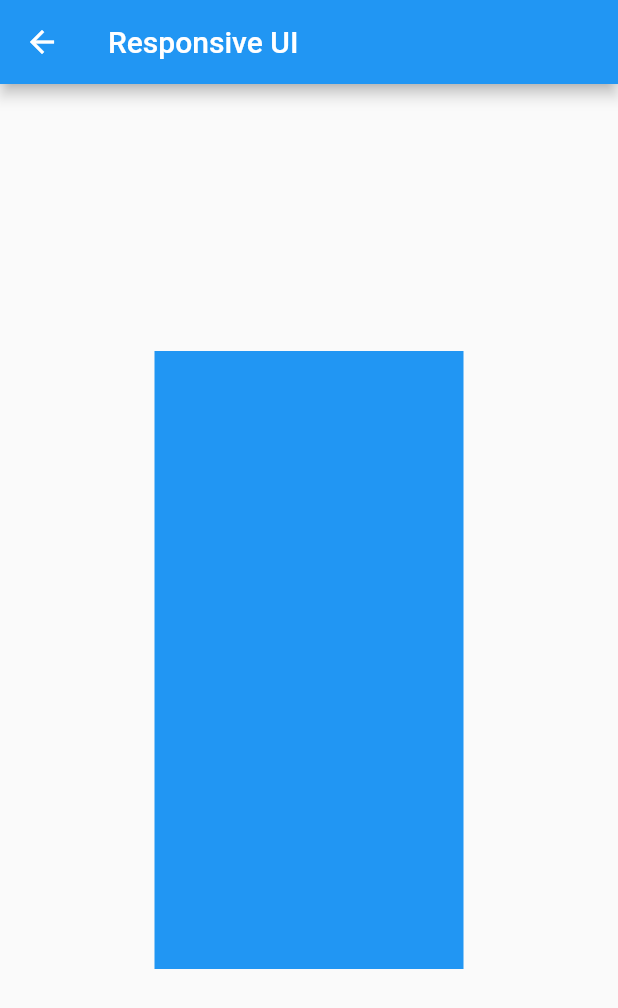
After one commit to SkycliffIT/flutterhealtyapp, a Flutter app: the Responsiveui screen opened by its route, on a phone screen of 412 x 824 dp. The commit adds this screen. Shown: the top 1008 px of the screen. Run offline on Flutter 3.47's test engine with Material 2 defaults, Android fonts, the phone set to English and light mode, and no system bars; network calls fail.

Commit message:
new design and mediaquery

```diff
--- a/lib/bmicalci.dart
+++ b/lib/bmicalci.dart
@@ -287,7 +287,8 @@ class _BmiCalculatorState extends State<BmiCalculator> {
               ),
             ),
           ],
-      )),
+        ),
+      ),
     );
   }
 }
--- /dev/null
+++ b/lib/responsiveui.dart
@@ -0,0 +1,64 @@
+import 'package:flutter/material.dart';
+import './utills/device_type.dart';
+import './utills/size_information.dart';
+
+class Responsiveui extends StatelessWidget {
+  // final Widget Function(BuildContext context, SizeInformation sizeInformation)
+  //     builder; //custom builer
+  // const Responsiveui({Key key, this.builder});
+
+  // @override
+  // Widget build(BuildContext context) {
+  //   var mediaquery = MediaQuery.of(context);
+  //   return LayoutBuilder(builder: (context, boxSizing) {
+  //     var sizeInfo = SizeInformation(
+  //       orientation: mediaquery.orientation,
+  //       deviceType: getDeviceType(mediaquery),
+  //       screenSize: mediaquery.size,
+  //       localWidgetSize: Size(boxSizing.maxWidth, boxSizing.maxHeight),
+  //     );
+  //     return builder(context, sizeInfo);
+  //   });
+  // }
+
+  @override
+  Widget build(BuildContext context) {
+    var mediaQuery = MediaQuery.of(context);
+    var deviceHeight = mediaQuery.size.height;
+    var deviceWidth = mediaQuery.size.width;
+    // var orientation = mediaQuery.orientation;
+    return Scaffold(
+      appBar: AppBar(
+        title: Text("Responsive UI"),
+      ),
+      body: LayoutBuilder(
+        builder: (context, constraints) {
+          if (constraints.maxWidth > 600) {
+            return _buildWidgetContainerLargeScreen(deviceWidth, deviceHeight);
+          } else {
+            return _buildWidgetContainerNormalScreen(deviceWidth, deviceHeight);
+          }
+        },
+      ),
+    );
+  }
+
+  Widget _buildWidgetContainerLargeScreen(deviceWidth, deviceHeight) {
+    return Center(
+        child: Container(
+      width: deviceWidth / 2,
+      height: deviceHeight / 2,
+      color: Colors.orange,
+    ));
+  }
+
+  Widget _buildWidgetContainerNormalScreen(deviceWidth, deviceHeight) {
+    return Center(
+      child: Container(
+        height: deviceHeight / 2,
+        width: deviceWidth / 2,
+        color: Colors.blue,
+      ),
+    );
+  }
+}
--- /dev/null
+++ b/lib/style/my_color.dart
@@ -0,0 +1,3 @@
+import 'package:flutter/cupertino.dart';
+
+var green = Color(0xfffffff);
--- /dev/null
+++ b/lib/utills/device_screentype.dart
@@ -0,0 +1 @@
+enum DeviceScreenType { Desktop, Tablet, Mobile }
--- /dev/null
+++ b/lib/utills/size_information.dart
@@ -0,0 +1,20 @@
+import 'package:flutter/widgets.dart';
+import 'package:loginregister/utills/device_screentype.dart';
+
+class SizeInformation {
+  final Orientation orientation;
+  final DeviceScreenType deviceType;
+  final Size screenSize;
+  final Size localWidgetSize;
+
+  SizeInformation(
+      {this.orientation,
+      this.deviceType,
+      this.screenSize,
+      this.localWidgetSize});
+
+  @override
+  String toString() {
+    return 'Orientation:$orientation DeviceType:$deviceType ScreenSize:$screenSize LocalWidgetSize:$localWidgetSize';
+  }
+}
```
Also changed, not shown: lib/details.dart (added, +181 -0 lines), lib/doctor.dart (+11 -3 lines), lib/finddoctor.dart (+126 -2 lines), lib/main.dart (+11 -7 lines), lib/sidenav.dart (+14 -0 lines), lib/utills/device_type.dart (added, +24 -0 lines), lib/view/container_mobile.dart (added). Lines whose indentation alone changed are shown as unchanged.
